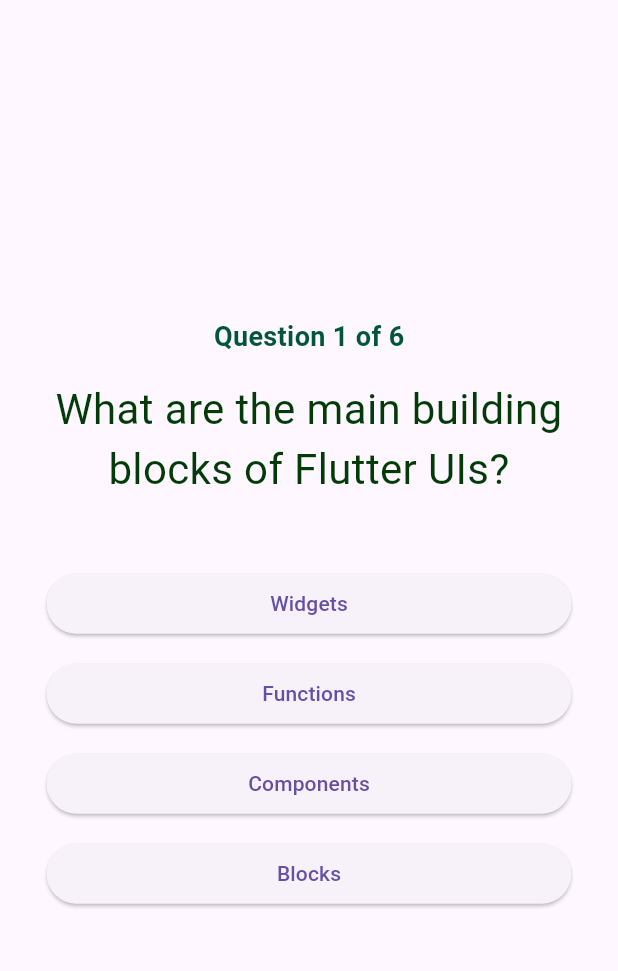
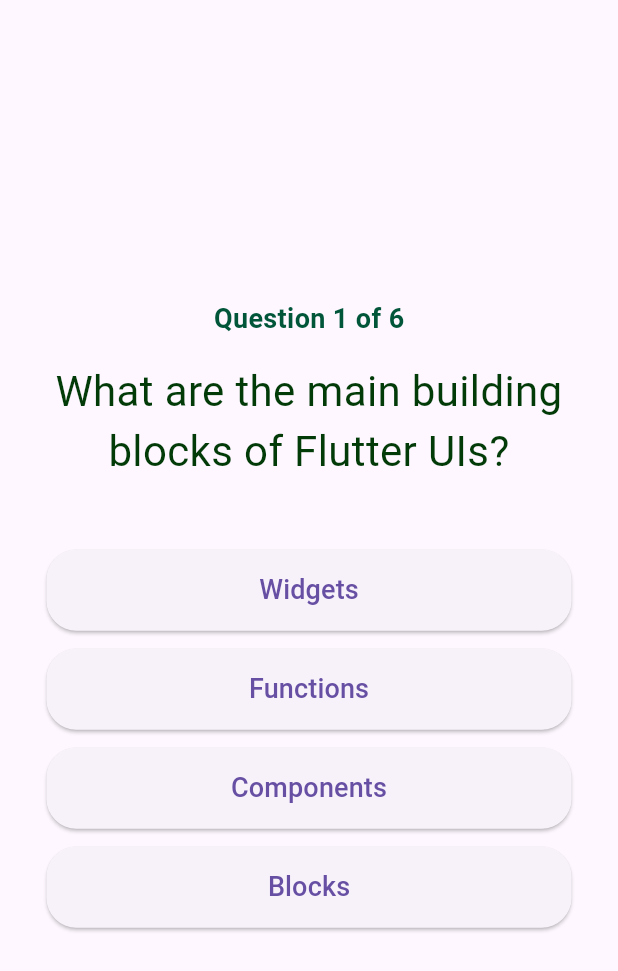
Before and after one commit to ShainaMaryjoh/CSIT284-GARCISO, a Flutter app: the screen it shows after launch, after a tap on "Start Quiz", on a phone screen of 412 x 824 dp. Shown: the top 971 px of the screen. Run offline on Flutter 3.47's test engine with Material 3 defaults, Android fonts, the phone set to English and light mode, and no system bars.

Commit message:
Customize answer buttons

```diff
--- a/lab_act_3/lib/gradient_container.dart
+++ b/lab_act_3/lib/gradient_container.dart
@@ -110,12 +110,27 @@
               ),
               child: SizedBox(
                 width: 350,
-                child: ElevatedButton(
-              onPressed: () {
-  answerQuestion(answer);
-},
-                  child: Text(answer),
-                ),
+                child:ElevatedButton(
+  onPressed: () {
+    answerQuestion(answer);
+  },
+  style: ElevatedButton.styleFrom(
+    padding: const EdgeInsets.symmetric(
+      vertical: 14,
+      horizontal: 20,
+    ),
+    shape: RoundedRectangleBorder(
+      borderRadius: BorderRadius.circular(20),
+    ),
+  ),
+  child: Text(
+    answer,
+    style: const TextStyle(
+      fontSize: 18,
+    ),
+  ),
+),
+
               ),
             );
           },
```
